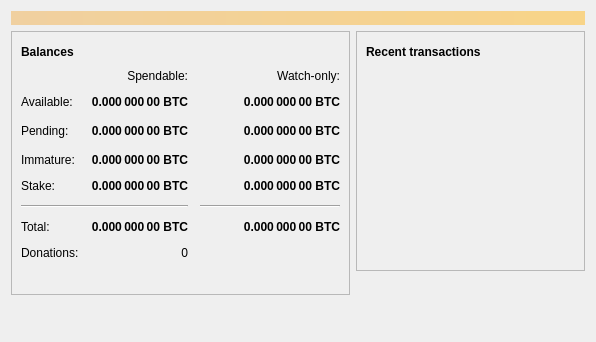
Before: the Qt Designer form src/qt/forms/overviewpage.ui in quavence/quavence-node, drawn with Qt 5.
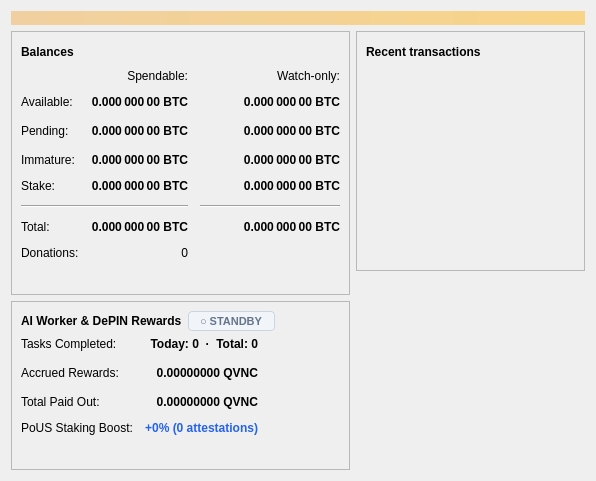
After: the same form once the commit is applied. Icons and pictures are not drawn.

Commit message: feat(consensus,qt): implement PoUS Stake Boost v1.1 and bump to v15.0.0

```diff
--- a/src/qt/forms/overviewpage.ui
+++ b/src/qt/forms/overviewpage.ui
@@ -506,6 +506,189 @@
          </layout>
         </widget>
        </item>
+       <item>
+        <widget class="QFrame" name="frameAiWorker">
+         <property name="frameShape">
+          <enum>QFrame::StyledPanel</enum>
+         </property>
+         <property name="frameShadow">
+          <enum>QFrame::Raised</enum>
+         </property>
+         <layout class="QVBoxLayout" name="verticalLayout_AiWorker">
+          <item>
+           <layout class="QHBoxLayout" name="horizontalLayout_AiHeader">
+            <item>
+             <widget class="QLabel" name="labelAiWorkerTitle">
+              <property name="font">
+               <font>
+                <weight>75</weight>
+                <bold>true</bold>
+               </font>
+              </property>
+              <property name="text">
+               <string>AI Worker &amp; DePIN Rewards</string>
+              </property>
+             </widget>
+            </item>
+            <item>
+             <widget class="QLabel" name="labelAiWorkerBadge">
+              <property name="styleSheet">
+               <string notr="true">background-color: #f1f5f9; color: #64748b; border: 1px solid #cbd5e1; border-radius: 4px; padding: 2px 8px; font-weight: 600; font-size: 11px;</string>
+              </property>
+              <property name="text">
+               <string>○ STANDBY</string>
+              </property>
+             </widget>
+            </item>
+            <item>
+             <spacer name="horizontalSpacer_AiHeader">
+              <property name="orientation">
+               <enum>Qt::Horizontal</enum>
+              </property>
+              <property name="sizeHint" stdset="0">
+               <size>
+                <width>40</width>
+                <height>20</height>
+               </size>
+              </property>
+             </spacer>
+            </item>
+           </layout>
+          </item>
+          <item>
+           <layout class="QGridLayout" name="gridLayout_Ai">
+            <property name="spacing">
+             <number>12</number>
+            </property>
+            <item row="0" column="0">
+             <widget class="QLabel" name="labelAiTasksTitle">
+              <property name="text">
+               <string>Tasks Completed:</string>
+              </property>
+             </widget>
+            </item>
+            <item row="0" column="1">
+             <widget class="QLabel" name="labelAiTasksValue">
+              <property name="font">
+               <font>
+                <weight>75</weight>
+                <bold>true</bold>
+               </font>
+              </property>
+              <property name="alignment">
+               <set>Qt::AlignRight|Qt::AlignTrailing|Qt::AlignVCenter</set>
+              </property>
+              <property name="text">
+               <string>Today: 0  ·  Total: 0</string>
+              </property>
+             </widget>
+            </item>
+            <item row="1" column="0">
+             <widget class="QLabel" name="labelAiAccruedTitle">
+              <property name="text">
+               <string>Accrued Rewards:</string>
+              </property>
+             </widget>
+            </item>
+            <item row="1" column="1">
+             <widget class="QLabel" name="labelAiAccruedValue">
+              <property name="font">
+               <font>
+                <weight>75</weight>
+                <bold>true</bold>
+               </font>
+              </property>
+              <property name="alignment">
+               <set>Qt::AlignRight|Qt::AlignTrailing|Qt::AlignVCenter</set>
+              </property>
+              <property name="text">
+               <string>0.00000000 QVNC</string>
+              </property>
+             </widget>
+            </item>
+            <item row="2" column="0">
+             <widget class="QLabel" name="labelAiPaidTitle">
+              <property name="text">
+               <string>Total Paid Out:</string>
+              </property>
+             </widget>
+            </item>
+            <item row="2" column="1">
+             <widget class="QLabel" name="labelAiPaidValue">
+              <property name="font">
+               <font>
+                <weight>75</weight>
+                <bold>true</bold>
+               </font>
+              </property>
+              <property name="alignment">
+               <set>Qt::AlignRight|Qt::AlignTrailing|Qt::AlignVCenter</set>
+              </property>
+              <property name="text">
+               <string>0.00000000 QVNC</string>
+              </property>
+             </widget>
+            </item>
+            <item row="3" column="0">
+             <widget class="QLabel" name="labelAiBoostTitle">
+              <property name="text">
+               <string>PoUS Staking Boost:</string>
+              </property>
+             </widget>
+            </item>
+            <item row="3" column="1">
+             <widget class="QLabel" name="labelAiBoostValue">
+              <property name="font">
+               <font>
+                <weight>75</weight>
+                <bold>true</bold>
+               </font>
+              </property>
+              <property name="alignment">
+               <set>Qt::AlignRight|Qt::AlignTrailing|Qt::AlignVCenter</set>
+              </property>
+              <property name="styleSheet">
+               <string notr="true">color: #2563eb;</string>
+              </property>
+              <property name="text">
+               <string>+0% (0 attestations)</string>
+              </property>
+             </widget>
+            </item>
+            <item row="1" column="2">
+             <spacer name="horizontalSpacer_AiGrid">
+              <property name="orientation">
+               <enum>Qt::Horizontal</enum>
+              </property>
+              <property name="sizeHint" stdset="0">
+               <size>
+                <width>40</width>
+                <height>20</height>
+               </size>
+              </property>
+             </spacer>
+            </item>
+           </layout>
+          </item>
+          <item>
+           <spacer name="verticalSpacer_AiBottom">
+            <property name="orientation">
+             <enum>Qt::Vertical</enum>
+            </property>
+            <property name="sizeType">
+             <enum>QSizePolicy::Fixed</enum>
+            </property>
+            <property name="sizeHint" stdset="0">
+             <size>
+              <width>20</width>
+              <height>25</height>
+             </size>
+            </property>
+           </spacer>
+          </item>
+         </layout>
+        </widget>
+       </item>
        <item>
         <spacer name="verticalSpacer">
          <property name="orientation">
```
The commit also changes 28 other files.
